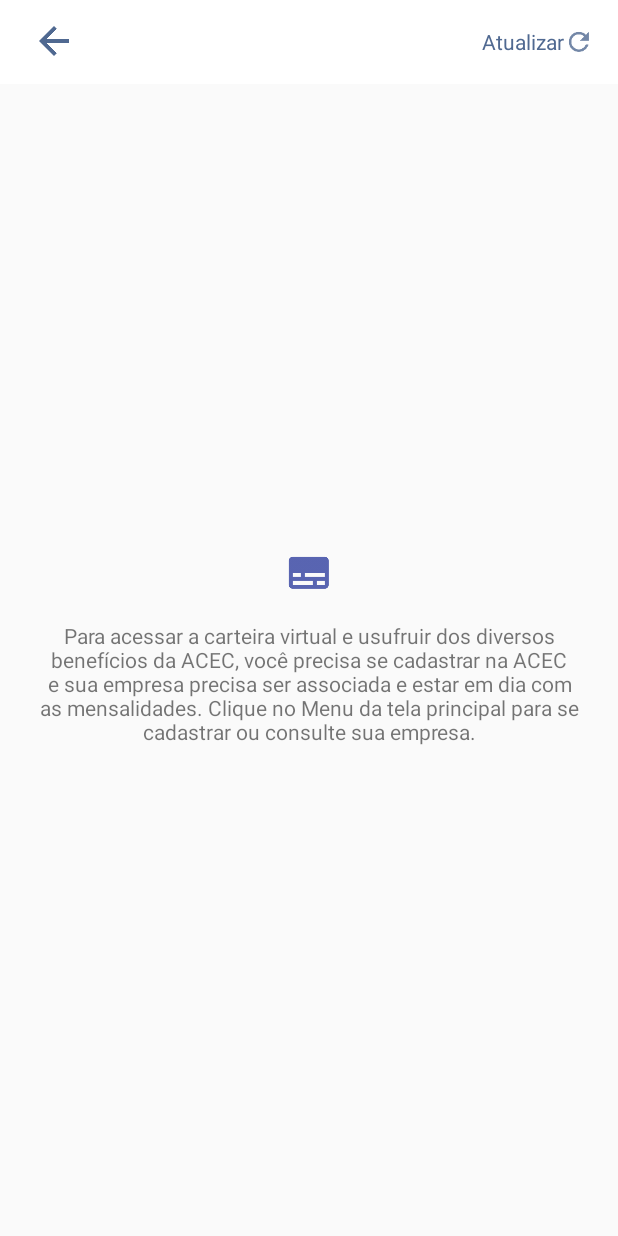
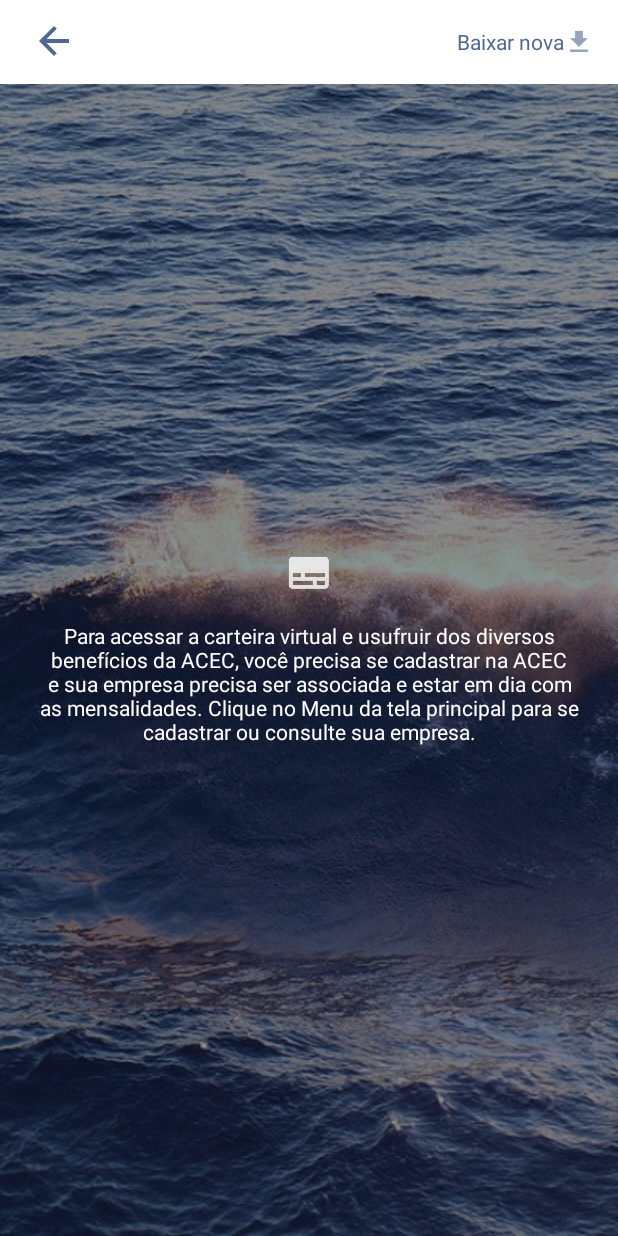
Before and after one commit to antiframes/acec, an Android app: the CardActivity screen opened directly, with no data from a screen before it, on a phone screen of 412 x 824 dp. Run offline under Robolectric (Android 15) with nearby library versions, the phone set to English and light mode, and no system bars; our stand-ins replace Picasso; pictures from the network do not load; 1 statement that could not run was skipped.

Commit message:
Correções no visual

```diff
--- a/app/src/main/java/acec/antiframes/carteirinha/MainActivity.java
+++ b/app/src/main/java/acec/antiframes/carteirinha/MainActivity.java
@@ -6,6 +6,7 @@
 import android.content.Context;
 import android.content.Intent;
 import android.content.SharedPreferences;
+import android.graphics.Paint;
 import android.net.Uri;
 import android.os.AsyncTask;
 import android.os.Bundle;
@@ -162,6 +163,7 @@
         public void onBindViewHolder(ViewHolder holder, int position) {
             NewsItem news = newsList.get(position);
             holder.url = news.getUrl();
+            holder.newsTitle.setPaintFlags(holder.newsTitle.getPaintFlags() |   Paint.UNDERLINE_TEXT_FLAG);
             holder.newsTitle.setText(news.getTitle());
 
         }
--- a/app/src/main/res/layout-land/activity_card.xml
+++ b/app/src/main/res/layout-land/activity_card.xml
@@ -53,13 +53,21 @@
             <ImageView
                 android:layout_width="20dp"
                 android:layout_height="20dp"
-                android:src="@drawable/ic_action_refresh"
+                android:src="@drawable/ic_action_download"
                 android:tint="@color/colorPrimary"
                 />
         </LinearLayout>
         </RelativeLayout>
     </android.support.v7.widget.Toolbar>
 
+
+    <ImageView
+        android:layout_width="match_parent"
+        android:layout_height="match_parent"
+        android:src="@mipmap/wave"
+        android:scaleType="centerCrop"
+        android:layout_below="@id/toolbar"
+        />
 
     <LinearLayout
         android:layout_width="match_parent"
@@ -72,13 +80,13 @@
             android:layout_width="wrap_content"
             android:layout_height="wrap_content"
             android:src="@drawable/ic_action_card"
-            android:tint="@color/colorPrimaryDark"
             />
         <TextView
             android:layout_width="match_parent"
             android:layout_height="wrap_content"
             android:layout_margin="16dp"
             android:gravity="center"
+            android:textColor="@android:color/white"
             android:text="@string/login_msg"
             />
     </LinearLayout>
@@ -168,12 +176,7 @@
                         android:textColor="@color/colorSecondaryText"
                         />
                 </LinearLayout>
-                    <ImageView
-                        android:layout_width="80dp"
-                        android:layout_height="25dp"
-                        android:src="@mipmap/acec_tr"
-                        android:layout_gravity="end|bottom"
-                        />
+
                 </android.support.design.widget.CoordinatorLayout>
             </LinearLayout>
 
@@ -187,7 +190,7 @@
             android:layout_height="wrap_content"
             android:text="@string/card_warning"
             android:textSize="12sp"
-            android:textColor="@color/colorSecondaryText"
+            android:textColor="@android:color/white"
             />
     </RelativeLayout>
 
--- a/app/src/main/res/layout/activity_card.xml
+++ b/app/src/main/res/layout/activity_card.xml
@@ -52,13 +52,21 @@
                 <ImageView
                     android:layout_width="20dp"
                     android:layout_height="20dp"
-                    android:src="@drawable/ic_action_refresh"
+                    android:src="@drawable/ic_action_download"
                     android:tint="@color/colorPrimary"
                     />
             </LinearLayout>
         </RelativeLayout>
     </android.support.v7.widget.Toolbar>
 
+
+    <ImageView
+        android:layout_width="match_parent"
+        android:layout_height="match_parent"
+        android:src="@mipmap/wave"
+        android:scaleType="centerCrop"
+        android:layout_below="@id/toolbar"
+        />
     <LinearLayout
         android:layout_width="match_parent"
         android:layout_height="match_parent"
@@ -70,7 +78,6 @@
             android:layout_width="wrap_content"
             android:layout_height="wrap_content"
             android:src="@drawable/ic_action_card"
-            android:tint="@color/colorPrimaryDark"
             />
 
         <TextView
@@ -78,6 +85,7 @@
             android:layout_height="wrap_content"
             android:layout_margin="16dp"
             android:gravity="center"
+            android:textColor="@android:color/white"
             android:text="@string/login_msg"
             />
     </LinearLayout>
@@ -185,7 +193,7 @@
             android:layout_height="wrap_content"
             android:text="@string/card_warning"
             android:textSize="12sp"
-            android:textColor="@color/colorSecondaryText"
+            android:textColor="@android:color/white"
             />
     </RelativeLayout>
 
--- a/app/src/main/res/values/colors.xml
+++ b/app/src/main/res/values/colors.xml
@@ -5,7 +5,7 @@
     <color name="colorAccent">#448AFF</color>
     <color name="colorPrimaryText">#212121</color>
     <color name="colorSecondaryText">#757575</color>
-    <color name="colorFloatingText">#4fff5252</color>
+    <color name="colorFloatingText">#8c5277ff</color>
     <color name="colorDivider">#bbbbbb</color>
 
     <color name="darkBackground">#e1000000</color>
--- a/app/src/main/res/values/strings.xml
+++ b/app/src/main/res/values/strings.xml
@@ -1,9 +1,9 @@
 <resources>
     <string name="app_name">ACEC</string>
     <string name="mostrar_carteirinha">MOSTRAR CARTEIRINHA</string>
-    <string name="atualizar">Atualizar</string>
+    <string name="atualizar">Baixar nova</string>
     <string name="menu">Menu</string>
-    <string name="novidades">Novidades na rede</string>
+    <string name="novidades">Novidades</string>
     <string name="balao">Toque neste botão para abrir sua carteirinha ACEC</string>
     <string name="entrar">Entrar</string>
     <string name="cpf">CPF</string>
```
Also changed, not shown: app/src/main/res/layout-land/activity_main.xml (+15 -8 lines), app/src/main/res/layout/activity_main.xml (+19 -14 lines), app/src/main/res/layout/layout_news.xml (+2 -10 lines), app/src/main/res/drawable-hdpi/ic_action_download.png (added), app/src/main/res/drawable-mdpi/ic_action_download.png (added), app/src/main/res/drawable-xhdpi/ic_action_download.png (added), app/src/main/res/drawable-xxhdpi/ic_action_download.png (added), app/src/main/res/mipmap/wave.jpg (added).
